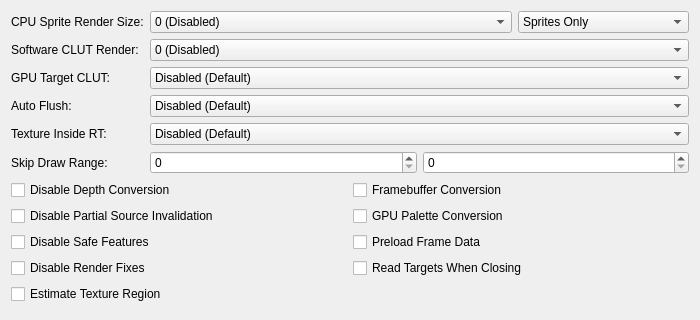
Before: the Qt Designer form pcsx2-qt/Settings/GraphicsHardwareFixesSettingsTab.ui in PCSX2/pcsx2, drawn with Qt 5; both pictures show x 0 to 700 and y 0 to 320 of the 700 by 500 pixel window.
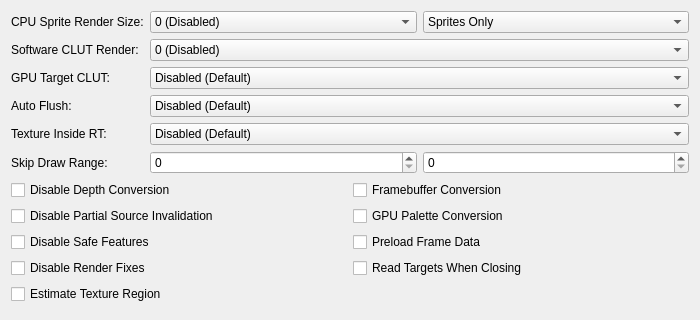
After: the same form once the commit is applied.

Commit message: Qt: Fix various settings window layout issues

Diff of the .ui file:
```diff
--- a/pcsx2-qt/Settings/GraphicsHardwareFixesSettingsTab.ui
+++ b/pcsx2-qt/Settings/GraphicsHardwareFixesSettingsTab.ui
@@ -13,7 +13,7 @@
   <property name="windowTitle">
    <string/>
   </property>
-  <layout class="QGridLayout" name="gridLayout">
+  <layout class="QGridLayout" name="gridLayout" columnstretch="0,1">
    <item row="3" column="1">
     <widget class="QComboBox" name="hwAutoFlush">
      <item>
@@ -73,7 +73,7 @@
     </widget>
    </item>
    <item row="0" column="1">
-    <layout class="QHBoxLayout" name="cpuCLUTRenderLayout" stretch="1,0">
+    <layout class="QHBoxLayout" name="cpuCLUTRenderLayout" stretch="0,0">
      <item>
       <widget class="QComboBox" name="cpuSpriteRenderBW">
        <item>
@@ -313,7 +313,7 @@
      <property name="sizeHint" stdset="0">
       <size>
        <width>20</width>
-       <height>40</height>
+       <height>0</height>
       </size>
      </property>
     </spacer>
```
The commit also changes 31 other files.
